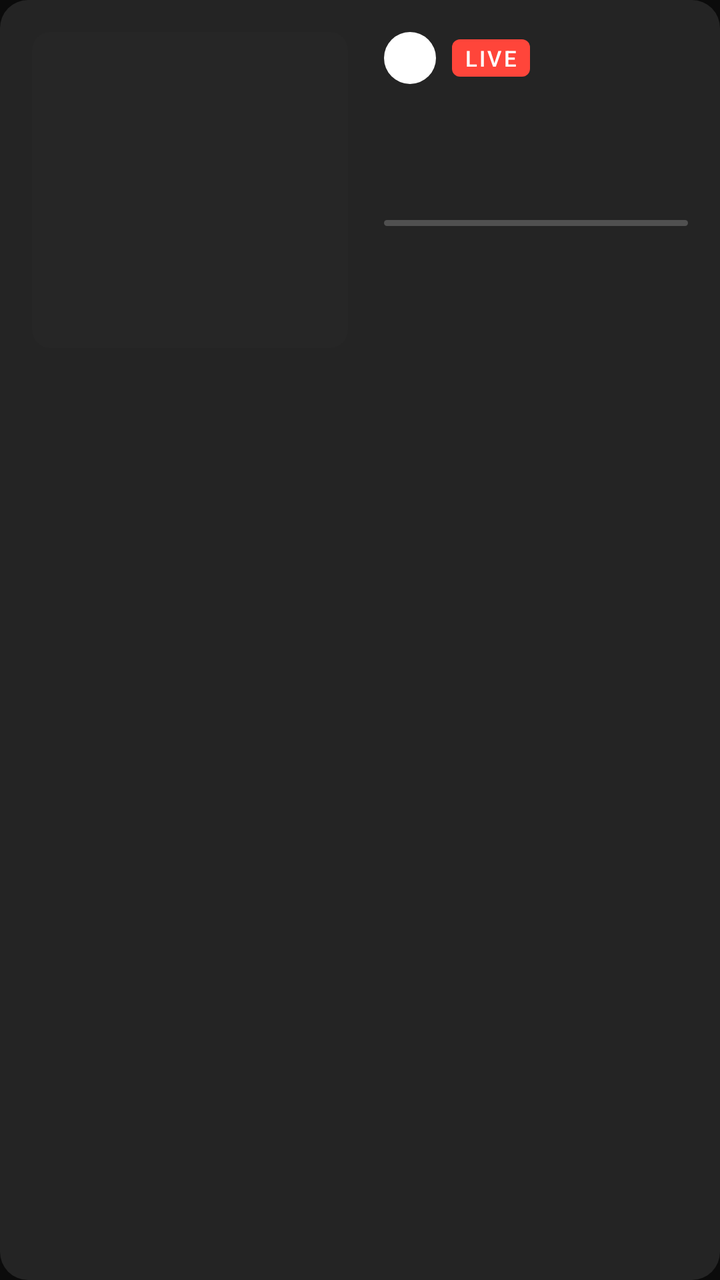
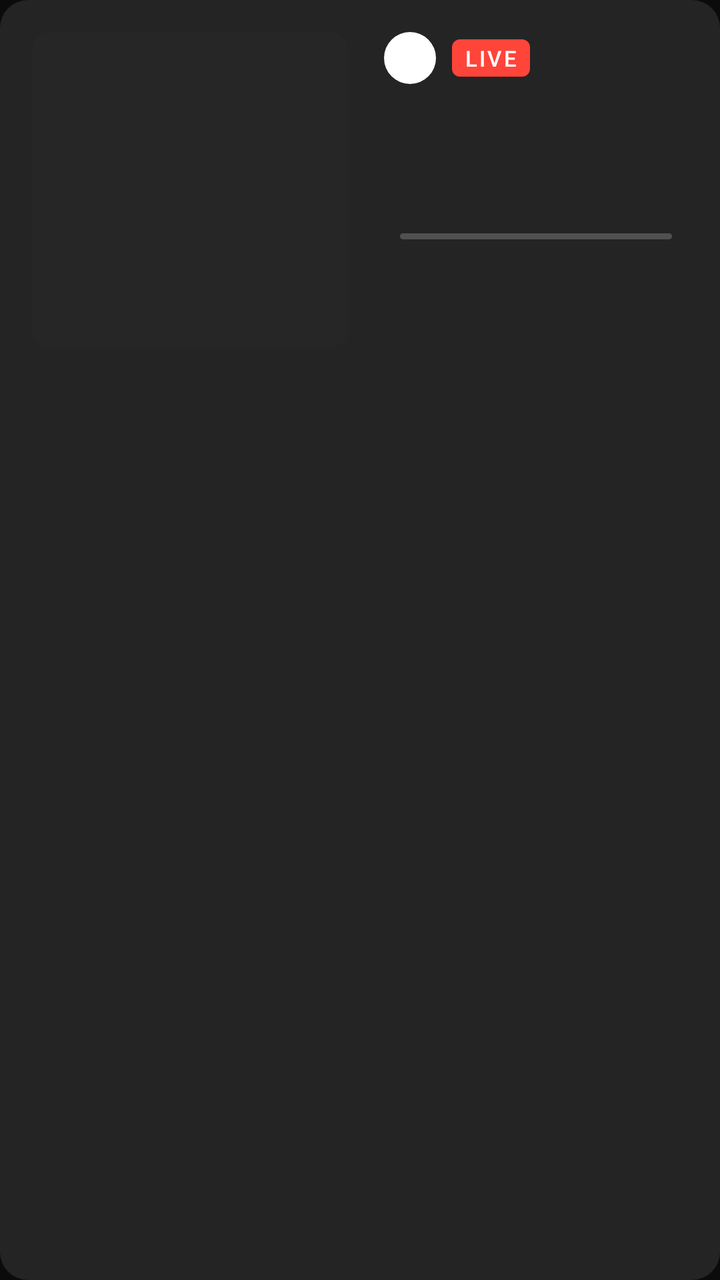

An Android layout rendered at two revisions. The XML below is the earlier revision; the diff shows what the commit changed to produce the second picture.
<!-- AndroidManifest.xml: application theme Theme.NtsTv -->
<!-- res/layout/view_channel_card.xml -->
<?xml version="1.0" encoding="utf-8"?>
<LinearLayout xmlns:android="http://schemas.android.com/apk/res/android"
    android:layout_width="match_parent"
    android:layout_height="190dp"
    android:background="@drawable/card_background"
    android:clickable="true"
    android:focusable="true"
    android:orientation="horizontal"
    android:padding="16dp">

    <ImageView
        android:id="@+id/art"
        android:layout_width="158dp"
        android:layout_height="158dp"
        android:background="@drawable/art_shape"
        android:importantForAccessibility="no"
        android:outlineProvider="background"
        android:scaleType="centerCrop" />

    <LinearLayout
        android:layout_width="0dp"
        android:layout_height="match_parent"
        android:layout_marginStart="18dp"
        android:layout_weight="1"
        android:orientation="vertical">

        <LinearLayout
            android:layout_width="match_parent"
            android:layout_height="wrap_content"
            android:gravity="center_vertical"
            android:orientation="horizontal">

            <TextView
                android:id="@+id/channel_number"
                android:layout_width="26dp"
                android:layout_height="26dp"
                android:background="@drawable/channel_number_bg"
                android:fontFamily="sans-serif-black"
                android:gravity="center"
                android:textColor="@color/bg"
                android:textSize="14sp" />

            <TextView
                android:layout_width="wrap_content"
                android:layout_height="wrap_content"
                android:layout_marginStart="8dp"
                android:background="@drawable/live_badge_bg"
                android:fontFamily="sans-serif-medium"
                android:letterSpacing="0.1"
                android:paddingStart="6dp"
                android:paddingTop="2dp"
                android:paddingEnd="6dp"
                android:paddingBottom="2dp"
                android:text="@string/live"
                android:textColor="@color/text_primary"
                android:textSize="11sp" />

            <TextView
                android:id="@+id/meta"
                android:layout_width="0dp"
                android:layout_height="wrap_content"
                android:layout_marginStart="10dp"
                android:layout_weight="1"
                android:ellipsize="end"
                android:maxLines="1"
                android:textColor="@color/text_secondary"
                android:textSize="13sp" />
        </LinearLayout>

        <TextView
            android:id="@+id/title"
            android:layout_width="match_parent"
            android:layout_height="wrap_content"
            android:layout_marginTop="10dp"
            android:ellipsize="end"
            android:fontFamily="sans-serif-medium"
            android:lineSpacingMultiplier="0.95"
            android:maxLines="2"
            android:textColor="@color/text_primary"
            android:textSize="21sp" />

        <TextView
            android:id="@+id/genres"
            android:layout_width="match_parent"
            android:layout_height="wrap_content"
            android:layout_marginTop="4dp"
            android:ellipsize="end"
            android:maxLines="1"
            android:textColor="@color/text_tertiary"
            android:textSize="13sp" />

        <ProgressBar
            android:id="@+id/progress"
            style="?android:attr/progressBarStyleHorizontal"
            android:layout_width="match_parent"
            android:layout_height="3dp"
            android:layout_marginTop="8dp"
            android:max="1000"
            android:progressDrawable="@drawable/show_progress" />

        <Space
            android:layout_width="0dp"
            android:layout_height="0dp"
            android:layout_weight="1" />

        <TextView
            android:id="@+id/next"
            android:layout_width="match_parent"
            android:layout_height="wrap_content"
            android:ellipsize="end"
            android:maxLines="1"
            android:textColor="@color/text_secondary"
            android:textSize="13sp" />

        <TextView
            android:id="@+id/status"
            android:layout_width="match_parent"
            android:layout_height="wrap_content"
            android:layout_marginTop="4dp"
            android:drawablePadding="6dp"
            android:ellipsize="end"
            android:fontFamily="sans-serif-medium"
            android:gravity="center_vertical"
            android:maxLines="1"
            android:minHeight="18dp"
            android:textColor="@color/text_primary"
            android:textSize="13sp" />
    </LinearLayout>
</LinearLayout>
<!-- resources referenced by this layout -->
<resources>
  <color name="bg">#0B0B0B</color>
  <color name="text_primary">#FFFFFF</color>
  <color name="text_secondary">#B8FFFFFF</color>
  <color name="text_tertiary">#80FFFFFF</color>
  <!-- drawable art_shape (drawable) -->
  <?xml version="1.0" encoding="utf-8"?>
  <shape xmlns:android="http://schemas.android.com/apk/res/android" android:shape="rectangle">
      <corners android:radius="9dp" />
      <solid android:color="@color/placeholder" />
  </shape>
  <!-- drawable card_background (drawable) -->
  <?xml version="1.0" encoding="utf-8"?>
  <selector xmlns:android="http://schemas.android.com/apk/res/android">
      <item android:state_focused="true">
          <shape android:shape="rectangle">
              <corners android:radius="14dp" />
              <solid android:color="@color/surface_focused" />
              <stroke android:width="2dp" android:color="@color/text_primary" />
          </shape>
      </item>
      <item android:state_activated="true">
          <shape android:shape="rectangle">
              <corners android:radius="14dp" />
              <solid android:color="@color/surface" />
              <stroke android:width="2dp" android:color="@color/accent" />
          </shape>
      </item>
      <item>
          <shape android:shape="rectangle">
              <corners android:radius="14dp" />
              <solid android:color="@color/surface" />
          </shape>
      </item>
  </selector>
  <!-- drawable channel_number_bg (drawable) -->
  <?xml version="1.0" encoding="utf-8"?>
  <shape xmlns:android="http://schemas.android.com/apk/res/android" android:shape="oval">
      <solid android:color="@color/text_primary" />
  </shape>
  <!-- drawable live_badge_bg (drawable) -->
  <?xml version="1.0" encoding="utf-8"?>
  <shape xmlns:android="http://schemas.android.com/apk/res/android" android:shape="rectangle">
      <corners android:radius="4dp" />
      <solid android:color="@color/accent" />
  </shape>
  <!-- drawable show_progress (drawable) -->
  <?xml version="1.0" encoding="utf-8"?>
  <layer-list xmlns:android="http://schemas.android.com/apk/res/android">
      <item android:id="@android:id/background">
          <shape>
              <corners android:radius="2dp" />
              <solid android:color="#33FFFFFF" />
          </shape>
      </item>
      <item android:id="@android:id/progress">
          <clip>
              <shape>
                  <corners android:radius="2dp" />
                  <solid android:color="@color/text_primary" />
              </shape>
          </clip>
      </item>
  </layer-list>
  <string name="live">LIVE</string>
  <style name="Theme.NtsTv" parent="@android:style/Theme.Material.NoActionBar">
          <item name="android:windowBackground">@color/bg</item>
          <item name="android:colorBackground">@color/bg</item>
          <item name="android:colorAccent">@color/accent</item>
          <item name="android:windowFullscreen">true</item>
          <item name="android:windowNoTitle">true</item>
          <item name="android:windowContentOverlay">@null</item>
      </style>
  <color name="placeholder">#262626</color>
  <color name="surface_focused">#33FFFFFF</color>
  <color name="surface">#1AFFFFFF</color>
  <color name="accent">#FF453A</color>
</resources>

<!-- the commit's change to res/layout/view_channel_card.xml (unified diff, before → after) -->
@@ -89,14 +89,41 @@
             android:textColor="@color/text_tertiary"
             android:textSize="13sp" />
 
-        <ProgressBar
-            android:id="@+id/progress"
-            style="?android:attr/progressBarStyleHorizontal"
+        <LinearLayout
+            android:id="@+id/progress_row"
             android:layout_width="match_parent"
-            android:layout_height="3dp"
+            android:layout_height="wrap_content"
             android:layout_marginTop="8dp"
-            android:max="1000"
-            android:progressDrawable="@drawable/show_progress" />
+            android:gravity="center_vertical"
+            android:orientation="horizontal">
+
+            <TextView
+                android:id="@+id/start_time"
+                android:layout_width="wrap_content"
+                android:layout_height="wrap_content"
+                android:layout_marginEnd="8dp"
+                android:maxLines="1"
+                android:textColor="@color/text_secondary"
+                android:textSize="12sp" />
+
+            <ProgressBar
+                android:id="@+id/progress"
+                style="?android:attr/progressBarStyleHorizontal"
+                android:layout_width="0dp"
+                android:layout_height="3dp"
+                android:layout_weight="1"
+                android:max="1000"
+                android:progressDrawable="@drawable/show_progress" />
+
+            <TextView
+                android:id="@+id/end_time"
+                android:layout_width="wrap_content"
+                android:layout_height="wrap_content"
+                android:layout_marginStart="8dp"
+                android:maxLines="1"
+                android:textColor="@color/text_secondary"
+                android:textSize="12sp" />
+        </LinearLayout>
 
         <Space
             android:layout_width="0dp"
